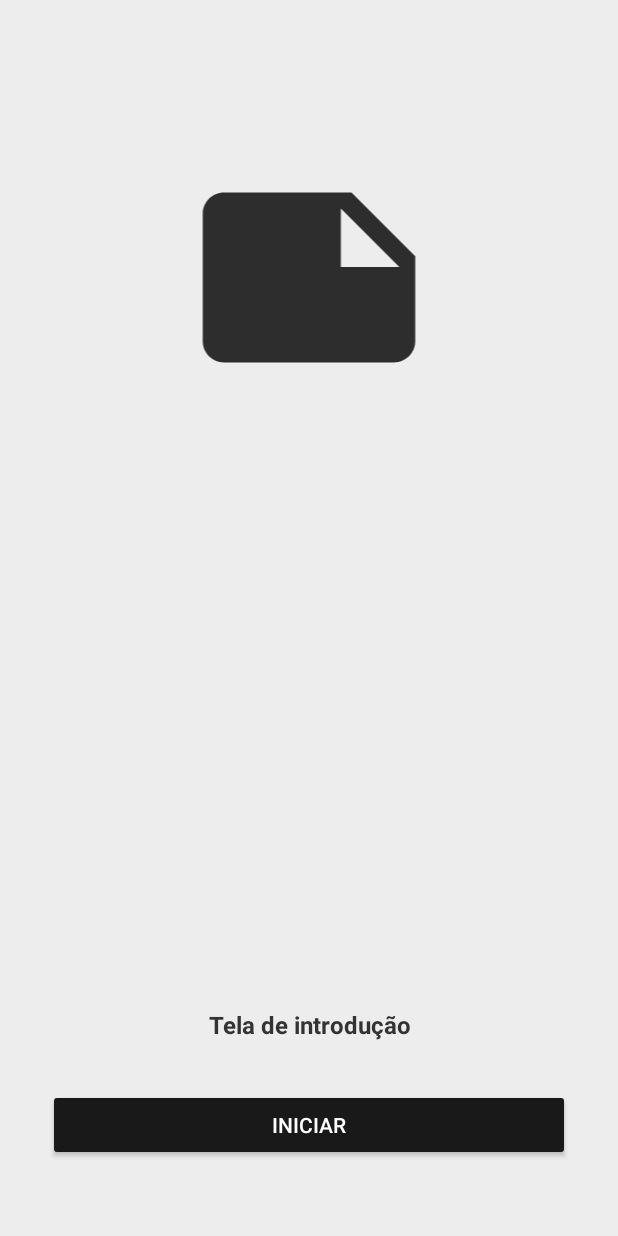
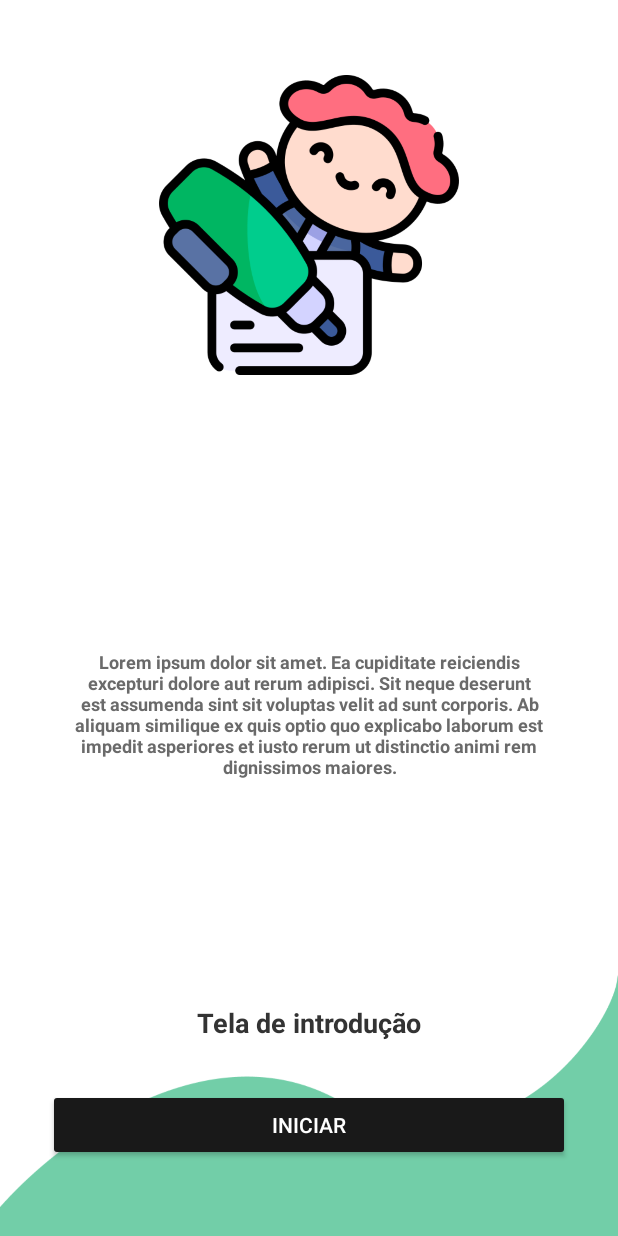
Before and after one commit to geraldoneto771/Treinando-Kotlin, an Android app: the screen it shows after launch (MainActivity), on a phone screen of 412 x 824 dp. Run offline under Robolectric (Android 15) with nearby library versions, the phone set to English and light mode, and no system bars; libraries missing offline, so code that uses them is left out: io.realm; 3 statements that could not run were skipped.

Commit message:
design intro

```diff
--- a/app/src/main/java/com/example/apptreinando/repository/db/notes/Repository.kt
+++ b/app/src/main/java/com/example/apptreinando/repository/db/notes/Repository.kt
@@ -24,6 +24,8 @@ class Repository {
             var list = ArrayList<NotesModel>()
 
             list.addAll(notes)
+            list = ArrayList<NotesModel>()
+            list.addAll(notes)
             _notes.postValue(list)
 
             _notes.value = list
--- a/app/src/main/java/com/example/apptreinando/view/Home.kt
+++ b/app/src/main/java/com/example/apptreinando/view/Home.kt
@@ -56,6 +56,7 @@ class Home : Fragment() {
         return mBinding.root
     }
 
+
     inner class NoteAdapter(val list: ArrayList<NotesModel>) :
         RecyclerView.Adapter<NoteAdapter.NoteViewHolder>() {
 
--- a/app/src/main/res/layout/fragment_intro.xml
+++ b/app/src/main/res/layout/fragment_intro.xml
@@ -3,7 +3,7 @@
     xmlns:tools="http://schemas.android.com/tools"
     android:layout_width="match_parent"
     android:layout_height="match_parent"
-    android:background="#EDEDED"
+    android:background="@drawable/background01"
     xmlns:app="http://schemas.android.com/apk/res-auto"
     tools:context="view.Intro">
 
@@ -11,15 +11,32 @@
     <ImageView
         android:id="@+id/logo_intro"
         android:layout_width="200dp"
-        android:layout_height="170dp"
+        android:layout_height="200dp"
         android:text="Tela de introdução"
         android:gravity="center"
-        android:src="@drawable/ic_baseline_note_24"
+        android:src="@drawable/secretario"
         android:layout_marginHorizontal="32dp"
-        android:layout_marginTop="100dp"
+        android:layout_marginTop="50dp"
         app:layout_constraintTop_toTopOf="parent"
         app:layout_constraintStart_toStartOf="parent"
         app:layout_constraintEnd_toEndOf="parent"/>
+
+    <TextView
+        android:id="@+id/text_intro_02"
+        android:layout_width="match_parent"
+        android:layout_height="wrap_content"
+        android:text="@string/lorem_ipsum"
+        android:textStyle="bold"
+        android:textColor="#6A6A6A"
+        android:textSize="12dp"
+        android:gravity="center"
+        android:paddingHorizontal="16dp"
+        android:layout_marginBottom="150sp"
+        android:layout_marginHorizontal="32dp"
+        app:layout_constraintBottom_toTopOf="@id/text_intro_01"
+        app:layout_constraintStart_toStartOf="parent"
+        app:layout_constraintEnd_toEndOf="parent"/>
+
 
     <TextView
         android:id="@+id/text_intro_01"
@@ -28,7 +45,7 @@
         android:text="Tela de introdução"
         android:textStyle="bold"
         android:textColor="#333333"
-        android:textSize="16dp"
+        android:textSize="18dp"
         android:gravity="center"
         android:layout_marginHorizontal="32dp"
         android:layout_marginBottom="130dp"
--- a/app/src/main/res/values/strings.xml
+++ b/app/src/main/res/values/strings.xml
@@ -2,4 +2,5 @@
     <string name="app_name">AppTreinando</string>
     <!-- TODO: Remove or change this placeholder text -->
     <string name="hello_blank_fragment">Hello blank fragment</string>
+    <string name="lorem_ipsum">Lorem ipsum dolor sit amet. Ea cupiditate reiciendis excepturi dolore aut rerum adipisci. Sit neque deserunt est assumenda sint sit voluptas velit ad sunt corporis. Ab aliquam similique ex quis optio quo explicabo laborum est impedit asperiores et iusto rerum ut distinctio animi rem dignissimos maiores.</string>
 </resources>
```
Also changed, not shown: app/src/main/res/drawable-v24/notas.png (added), app/src/main/res/drawable-v24/secretario.png (added).
